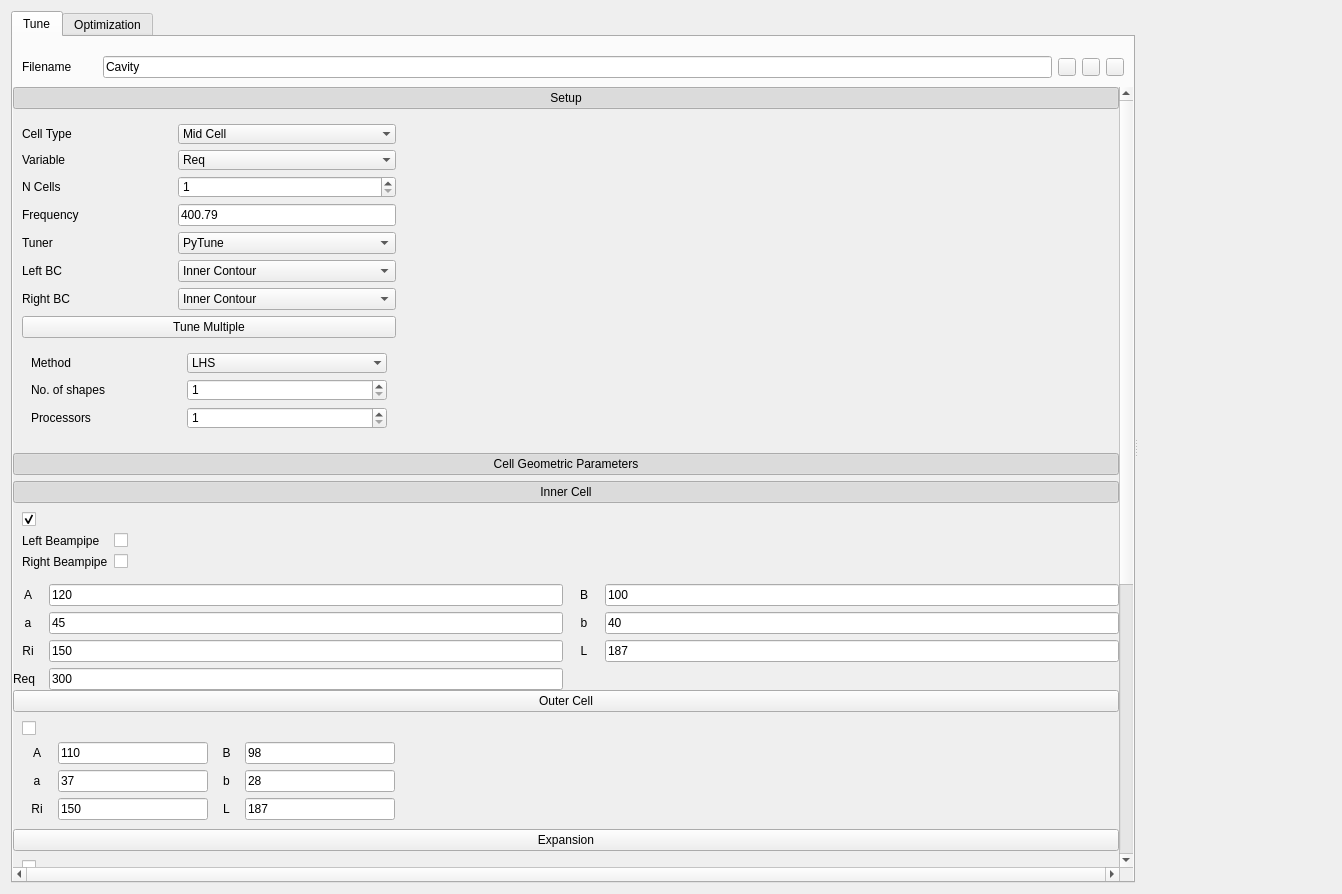
Before: the Qt Designer form ui_files/run_tune.ui in Dark-Elektron/CavityDesignHub, drawn with Qt 5.
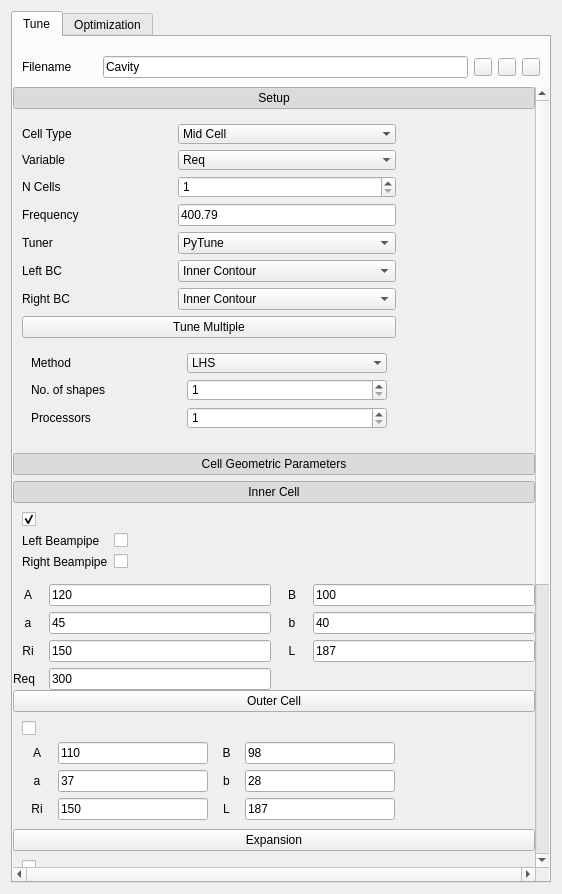
After: the same form once the commit is applied. The open tabs and pages were chosen to show the change. Icons and pictures are not drawn. Custom widgets are drawn as their Qt base class.

What changed in the file:
```diff
--- a/ui_files/run_tune.ui
+++ b/ui_files/run_tune.ui
@@ -6,7 +6,7 @@
    <rect>
     <x>0</x>
     <y>0</y>
-    <width>1342</width>
+    <width>562</width>
     <height>894</height>
    </rect>
   </property>
@@ -74,8 +74,8 @@
                <rect>
                 <x>0</x>
                 <y>0</y>
-                <width>532</width>
-                <height>1495</height>
+                <width>491</width>
+                <height>1359</height>
                </rect>
               </property>
               <property name="styleSheet">
@@ -2935,73 +2935,6 @@
        </item>
       </layout>
      </widget>
-     <widget class="QWidget" name="w_PyqtGraph" native="true">
-      <layout class="QGridLayout" name="gridLayout_10">
-       <item row="0" column="0">
-        <layout class="QGridLayout" name="gl_PyqtGraph">
-         <item row="0" column="0">
-          <widget class="QWidget" name="widget_10" native="true">
-           <layout class="QGridLayout" name="gridLayout_6">
-            <item row="0" column="1">
-             <widget class="QWidget" name="widget_5" native="true">
-              <layout class="QGridLayout" name="gridLayout_9">
-               <item row="0" column="1">
-                <widget class="QLabel" name="l_Input_Help">
-                 <property name="minimumSize">
-                  <size>
-                   <width>25</width>
-                   <height>25</height>
-                  </size>
-                 </property>
-                 <property name="maximumSize">
-                  <size>
-                   <width>25</width>
-                   <height>25</height>
-                  </size>
-                 </property>
-                 <property name="toolTip">
-                  <string>&lt;html&gt;&lt;head/&gt;&lt;body&gt;&lt;p&gt;&lt;span style=&quot; font-family:'Segoe UI'; font-size:16px; font-weight:600; text-decoration: underline;&quot;&gt;Monte Carlo Generate&lt;/span&gt;&lt;/p&gt;&lt;p&gt;&lt;span style=&quot; font-family:'Segoe UI'; font-size:16px;&quot;&gt;100.93 -&amp;gt; 100.93&lt;/span&gt;&lt;/p&gt;&lt;p&gt;&lt;span style=&quot; font-family:'Segoe UI'; font-size:16px;&quot;&gt;[105.34] -&amp;gt; 105.34&lt;/span&gt;&lt;/p&gt;&lt;p&gt;&lt;span style=&quot; font-family:'Segoe UI'; font-size:16px;&quot;&gt;[20, 40] -&amp;gt; [20, 40]&lt;/span&gt;&lt;/p&gt;&lt;p&gt;&lt;span style=&quot; font-family:'Segoe UI'; font-size:16px;&quot;&gt;[12.3, 56, ..., 24] -&amp;gt; [12.3, 24]&lt;/span&gt;&lt;/p&gt;&lt;p&gt;&lt;span style=&quot; font-family:'Segoe UI'; font-size:16px;&quot;&gt;linspace(20, 40, 5) -&amp;gt; [20, 40]&lt;/span&gt;&lt;/p&gt;&lt;p&gt;&lt;span style=&quot; font-family:'Segoe UI'; font-size:16px; font-weight:600; text-decoration: underline;&quot;&gt;Grid Generate&lt;/span&gt;&lt;/p&gt;&lt;p&gt;&lt;span style=&quot; font-family:'Segoe UI'; font-size:16px;&quot;&gt;100.93 -&amp;gt; 100.93&lt;/span&gt;&lt;/p&gt;&lt;p&gt;&lt;span style=&quot; font-family:'Segoe UI'; font-size:16px;&quot;&gt;[105.34] -&amp;gt; 105.34&lt;/span&gt;&lt;/p&gt;&lt;p&gt;&lt;span style=&quot; font-family:'Segoe UI'; font-size:16px;&quot;&gt;123.45, 56.4, 130 -&amp;gt; [123.45, 56.4, 130]&lt;/span&gt;&lt;/p&gt;&lt;p&gt;&lt;span style=&quot; font-family:'Segoe UI'; font-size:16px;&quot;&gt;[12.3, 56, ..., 24] -&amp;gt; [12.3, 56, ..., 24]&lt;/span&gt;&lt;/p&gt;&lt;p&gt;&lt;span style=&quot; font-family:'Segoe UI'; font-size:16px;&quot;&gt;linspace(20, 30, 3) -&amp;gt; [20, 25, 30]&lt;/span&gt;&lt;/p&gt;&lt;p&gt;&lt;br/&gt;&lt;/p&gt;&lt;p&gt;&lt;br/&gt;&lt;/p&gt;&lt;/body&gt;&lt;/html&gt;</string>
-                 </property>
-                 <property name="text">
-                  <string/>
-                 </property>
-                 <property name="pixmap">
-                  <pixmap resource="../qss/icons.qrc">:/icons/icons/PNG/zoom.png</pixmap>
-                 </property>
-                 <property name="scaledContents">
-                  <bool>true</bool>
-                 </property>
-                </widget>
-               </item>
-              </layout>
-             </widget>
-            </item>
-            <item row="0" column="0">
-             <widget class="QLabel" name="l_Cavity_Image">
-              <property name="maximumSize">
-               <size>
-                <width>500</width>
-                <height>500</height>
-               </size>
-              </property>
-              <property name="text">
-               <string/>
-              </property>
-              <property name="pixmap">
-               <pixmap resource="../qss/icons.qrc">:/imgs/images/mid_cell.png</pixmap>
-              </property>
-              <property name="scaledContents">
-               <bool>true</bool>
-              </property>
-             </widget>
-            </item>
-           </layout>
-          </widget>
-         </item>
-        </layout>
-       </item>
-      </layout>
-     </widget>
     </widget>
    </item>
   </layout>
```
Left out of the diff: 6 changed lines with no effect on the pictures.
